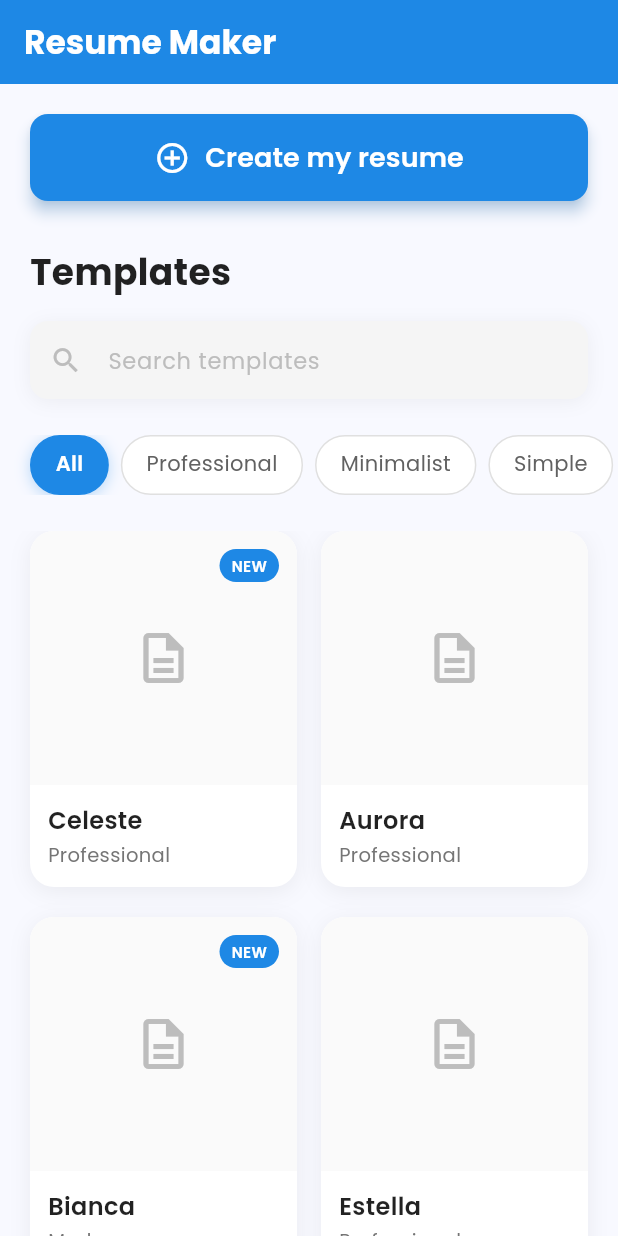
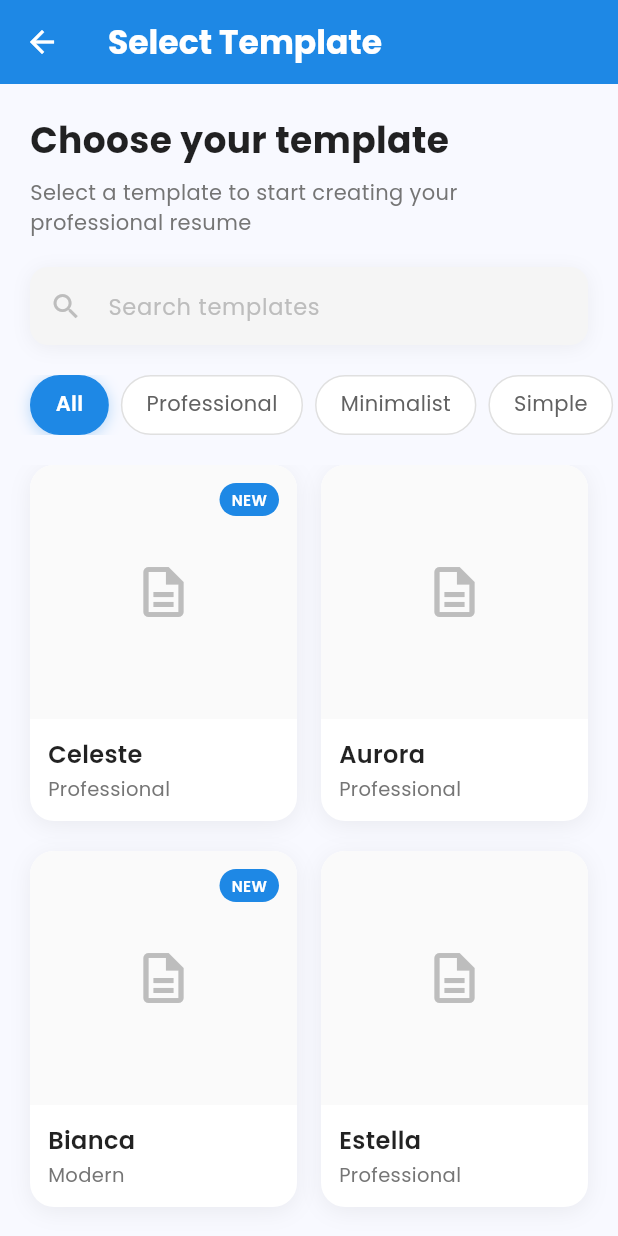
Before and after one commit to chamudithaperera/Flutter-Dart-project-07-Resume_Maker, a Flutter app: the screen it shows after launch, after a tap on "Create my resume", on a phone screen of 412 x 824 dp. Run offline on Flutter 3.47's test engine with Material 3 defaults, Android fonts, the light colour scheme and no system bars; our stand-ins replace google_fonts.

Commit message:
Implement navigation to SelectTemplatePage from the home screen, enhancing user flow for resume creation.

```diff
--- a/resume_maker/lib/screens/home_screen.dart
+++ b/resume_maker/lib/screens/home_screen.dart
@@ -1,6 +1,7 @@
 import 'package:flutter/material.dart';
 import 'package:google_fonts/google_fonts.dart';
 import 'templates_page.dart';
+import 'select_template_page.dart';
 
 class HomeScreen extends StatelessWidget {
   const HomeScreen({super.key});
@@ -26,7 +27,12 @@ class HomeScreen extends StatelessWidget {
             padding: const EdgeInsets.symmetric(horizontal: 20.0),
             child: ElevatedButton(
               onPressed: () {
-                // TODO: Navigate to resume creation screen
+                Navigator.push(
+                  context,
+                  MaterialPageRoute(
+                    builder: (context) => const SelectTemplatePage(),
+                  ),
+                );
               },
               style: ElevatedButton.styleFrom(
                 backgroundColor: const Color(0xFF1E88E5),
--- /dev/null
+++ b/resume_maker/lib/screens/select_template_page.dart
@@ -0,0 +1,289 @@
+import 'package:flutter/material.dart';
+import 'package:google_fonts/google_fonts.dart';
+
+class SelectTemplatePage extends StatelessWidget {
+  const SelectTemplatePage({super.key});
+
+  @override
+  Widget build(BuildContext context) {
+    return Scaffold(
+      appBar: AppBar(
+        title: Text(
+          'Select Template',
+          style: GoogleFonts.poppins(fontWeight: FontWeight.bold),
+        ),
+        backgroundColor: const Color(0xFF1E88E5),
+        foregroundColor: Colors.white,
+        leading: IconButton(
+          icon: const Icon(Icons.arrow_back),
+          onPressed: () => Navigator.pop(context),
+        ),
+      ),
+      body: Column(
+        crossAxisAlignment: CrossAxisAlignment.start,
+        children: [
+          // Header Section
+          Container(
+            padding: const EdgeInsets.all(20),
+            child: Column(
+              crossAxisAlignment: CrossAxisAlignment.start,
+              children: [
+                Text(
+                  'Choose your template',
+                  style: GoogleFonts.poppins(
+                    fontSize: 24,
+                    fontWeight: FontWeight.bold,
+                    color: Colors.black87,
+                  ),
+                ),
+                const SizedBox(height: 8),
+                Text(
+                  'Select a template to start creating your professional resume',
+                  style: GoogleFonts.poppins(
+                    fontSize: 14,
+                    color: Colors.grey[600],
+                  ),
+                ),
+              ],
+            ),
+          ),
+
+          // Search Bar
+          Padding(
+            padding: const EdgeInsets.symmetric(horizontal: 20.0),
+            child: Container(
+              decoration: BoxDecoration(
+                color: Colors.grey[100],
+                borderRadius: BorderRadius.circular(12),
+                boxShadow: [
+                  BoxShadow(
+                    color: Colors.black.withOpacity(0.05),
+                    blurRadius: 10,
+                    offset: const Offset(0, 2),
+                  ),
+                ],
+              ),
+              child: TextField(
+                decoration: InputDecoration(
+                  hintText: 'Search templates',
+                  hintStyle: GoogleFonts.poppins(
+                    color: Colors.grey[400],
+                    fontSize: 15,
+                  ),
+                  prefixIcon: Icon(
+                    Icons.search,
+                    color: Colors.grey[400],
+                    size: 22,
+                  ),
+                  border: InputBorder.none,
+                  contentPadding: const EdgeInsets.symmetric(
+                    horizontal: 16,
+                    vertical: 14,
+                  ),
+                ),
+              ),
+            ),
+          ),
+
+          const SizedBox(height: 20),
+
+          // Categories
+          SizedBox(
+            height: 40,
+            child: ListView(
+              scrollDirection: Axis.horizontal,
+              padding: const EdgeInsets.symmetric(horizontal: 16),
+              children: [
+                _buildCategoryChip('All', true),
+                _buildCategoryChip('Professional', false),
+                _buildCategoryChip('Minimalist', false),
+                _buildCategoryChip('Simple', false),
+                _buildCategoryChip('Modern', false),
+                _buildCategoryChip('Creative', false),
+              ],
+            ),
+          ),
+
+          const SizedBox(height: 20),
+
+          // Templates Grid
+          Expanded(
+            child: GridView.builder(
+              padding: const EdgeInsets.symmetric(horizontal: 20),
+              gridDelegate: const SliverGridDelegateWithFixedCrossAxisCount(
+                crossAxisCount: 2,
+                childAspectRatio: 0.75,
+                crossAxisSpacing: 16,
+                mainAxisSpacing: 20,
+              ),
+              itemCount: 6,
+              itemBuilder: (context, index) {
+                final templates = const [
+                  {'name': 'Celeste', 'type': 'Professional', 'new': true},
+                  {'name': 'Aurora', 'type': 'Professional', 'new': false},
+                  {'name': 'Bianca', 'type': 'Modern', 'new': true},
+                  {'name': 'Estella', 'type': 'Professional', 'new': false},
+                  {'name': 'Sarah', 'type': 'Simple', 'new': false},
+                  {'name': 'Monica', 'type': 'Minimalist', 'new': true},
+                ];
+                final template = templates[index];
+                return _buildTemplateCard(
+                  context,
+                  template['name'] as String,
+                  template['type'] as String,
+                  template['new'] as bool,
+                );
+              },
+            ),
+          ),
+        ],
+      ),
+    );
+  }
+
+  Widget _buildCategoryChip(String label, bool isSelected) {
+    return Padding(
+      padding: const EdgeInsets.symmetric(horizontal: 4),
+      child: Material(
+        color: Colors.transparent,
+        child: InkWell(
+          onTap: () {},
+          borderRadius: BorderRadius.circular(20),
+          child: Container(
+            padding: const EdgeInsets.symmetric(horizontal: 16, vertical: 8),
+            decoration: BoxDecoration(
+              color: isSelected ? const Color(0xFF1E88E5) : Colors.white,
+              borderRadius: BorderRadius.circular(20),
+              border: Border.all(
+                color: isSelected ? const Color(0xFF1E88E5) : Colors.grey[300]!,
+              ),
+              boxShadow:
+                  isSelected
+                      ? [
+                        BoxShadow(
+                          color: const Color(0xFF1E88E5).withOpacity(0.3),
+                          blurRadius: 8,
+                          offset: const Offset(0, 2),
+                        ),
+                      ]
+                      : null,
+            ),
+            child: Text(
+              label,
+              style: GoogleFonts.poppins(
+                color: isSelected ? Colors.white : Colors.grey[700],
+                fontWeight: isSelected ? FontWeight.w600 : FontWeight.normal,
+                fontSize: 14,
+              ),
+            ),
+          ),
+        ),
+      ),
+    );
+  }
+
+  Widget _buildTemplateCard(
+    BuildContext context,
+    String name,
+    String type,
+    bool isNew,
+  ) {
+    return Material(
+      color: Colors.transparent,
+      child: InkWell(
+        onTap: () {
+          // TODO: Navigate to resume creation with selected template
+        },
+        borderRadius: BorderRadius.circular(16),
+        child: Container(
+          decoration: BoxDecoration(
+            color: Colors.white,
+            borderRadius: BorderRadius.circular(16),
+            boxShadow: [
+              BoxShadow(
+                color: Colors.black.withOpacity(0.06),
+                blurRadius: 12,
+                offset: const Offset(0, 3),
+              ),
+            ],
+          ),
+          child: Column(
+            crossAxisAlignment: CrossAxisAlignment.start,
+            children: [
+              // Template Preview
+              Expanded(
+                child: Container(
+                  decoration: BoxDecoration(
+                    color: Colors.grey[50],
+                    borderRadius: const BorderRadius.vertical(
+                      top: Radius.circular(16),
+                    ),
+                  ),
+                  child: Stack(
+                    children: [
+                      Center(
+                        child: Icon(
+                          Icons.description_outlined,
+                          size: 40,
+                          color: Colors.grey[400],
+                        ),
+                      ),
+                      if (isNew)
+                        Positioned(
+                          top: 12,
+                          right: 12,
+                          child: Container(
+                            padding: const EdgeInsets.symmetric(
+                              horizontal: 8,
+                              vertical: 4,
+                            ),
+                            decoration: BoxDecoration(
+                              color: const Color(0xFF1E88E5),
+                              borderRadius: BorderRadius.circular(12),
+                            ),
+                            child: Text(
+                              'NEW',
+                              style: GoogleFonts.poppins(
+                                color: Colors.white,
+                                fontSize: 10,
+                                fontWeight: FontWeight.w600,
+                              ),
+                            ),
+                          ),
+                        ),
+                    ],
+                  ),
+                ),
+              ),
+              // Template Info
+              Padding(
+                padding: const EdgeInsets.all(12),
+                child: Column(
+                  crossAxisAlignment: CrossAxisAlignment.start,
+                  children: [
+                    Text(
+                      name,
+                      style: GoogleFonts.poppins(
+                        fontSize: 16,
+                        fontWeight: FontWeight.w600,
+                        color: Colors.black87,
+                      ),
+                    ),
+                    const SizedBox(height: 2),
+                    Text(
+                      type,
+                      style: GoogleFonts.poppins(
+                        fontSize: 13,
+                        color: Colors.grey[600],
+                      ),
+                    ),
+                  ],
+                ),
+              ),
+            ],
+          ),
+        ),
+      ),
+    );
+  }
+}
```
